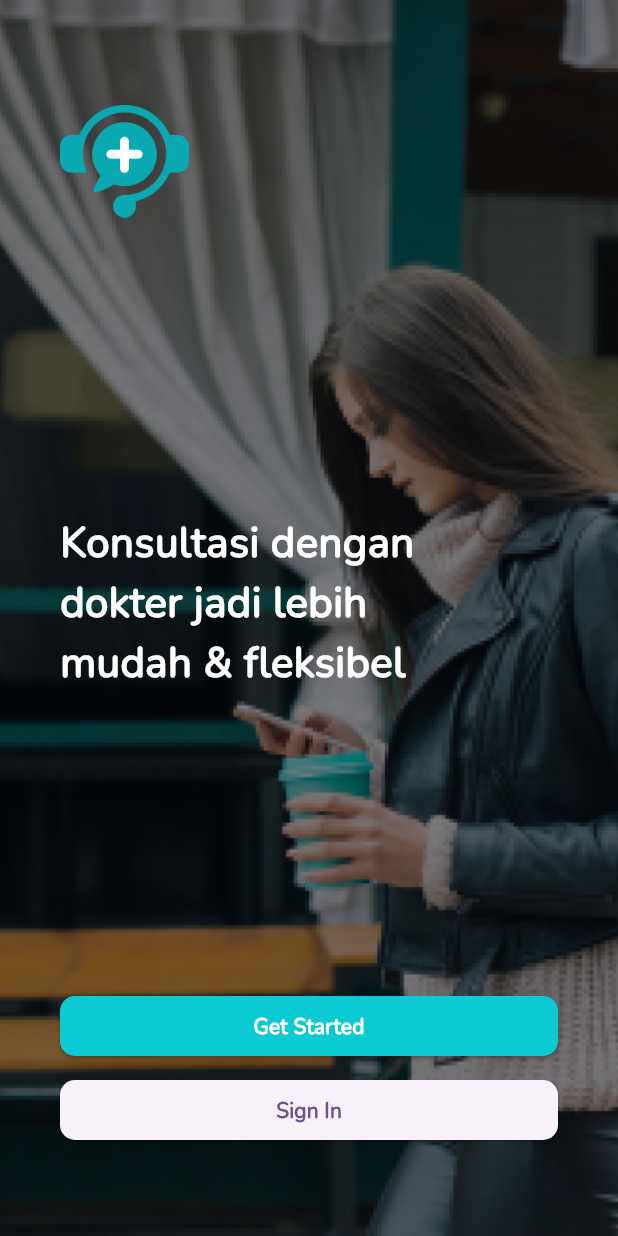
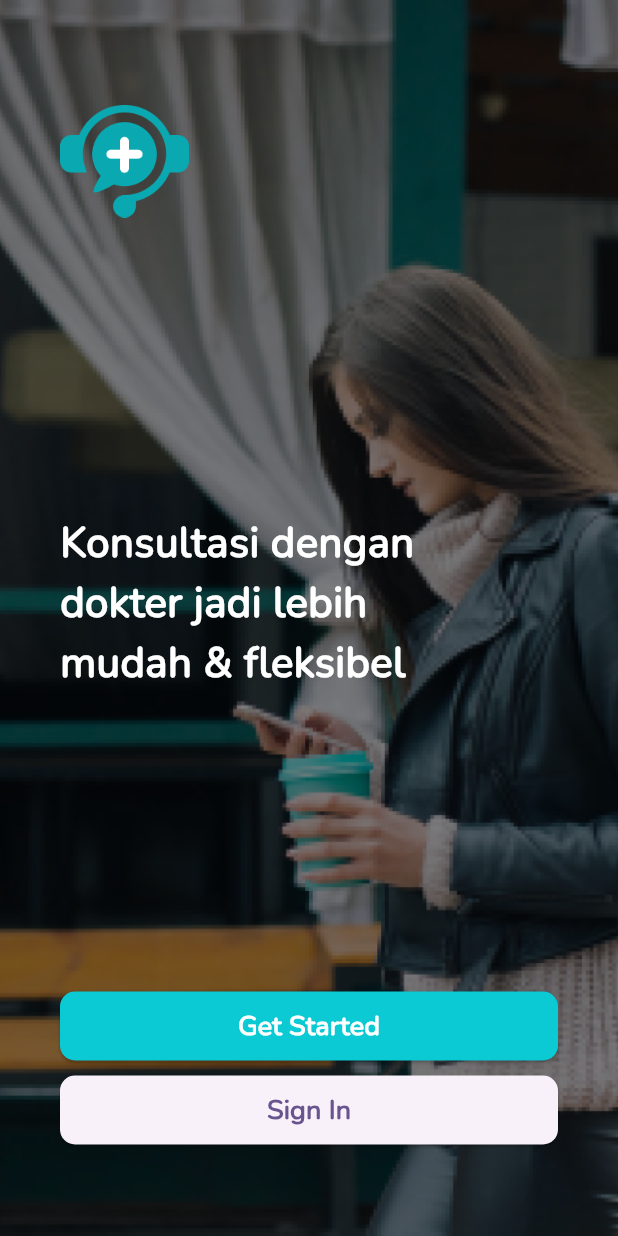
Before and after one commit to yayakyogi/my-doctor-app, a Flutter app: the screen it shows after launch, on a phone screen of 412 x 824 dp. Run offline on Flutter 3.47's test engine with Material 3 defaults, Android fonts, the phone set to English and light mode, and no system bars.

Commit message:
refactor button homescreen

```diff
--- a/lib/pages/home_screen.dart
+++ b/lib/pages/home_screen.dart
@@ -1,4 +1,8 @@
 import 'package:flutter/material.dart';
+import 'package:my_doctor/pages/login_screen.dart';
+import 'package:my_doctor/pages/register_screen.dart';
+import 'package:my_doctor/theme.dart';
+import 'package:my_doctor/widgets/button/button.dart';
 import 'package:my_doctor/widgets/logo_icon.dart';
 
 class HomeScreen extends StatelessWidget {
@@ -37,42 +41,38 @@ class HomeScreen extends StatelessWidget {
                 Column(
                   crossAxisAlignment: CrossAxisAlignment.start,
                   children: [
-                    SizedBox(
-                      width: double.infinity,
-                      child: ElevatedButton(
-                        onPressed: () {},
-                        style: ElevatedButton.styleFrom(
-                          backgroundColor: const Color(0xff0BCAD4),
-                          shape: RoundedRectangleBorder(
-                            borderRadius: BorderRadius.circular(10),
+                    ButtonWidget(
+                      label: "Get Started",
+                      onClick: () {
+                        Navigator.pushReplacement(
+                          context,
+                          MaterialPageRoute(
+                            builder: (context) => const RegisterScreen(),
                           ),
-                        ),
-                        child: const Text(
-                          'Get Started',
-                          style: TextStyle(
-                            color: Colors.white,
-                            fontWeight: FontWeight.w600,
-                          ),
-                        ),
-                      ),
+                        );
+                      },
                     ),
                     const SizedBox(height: 8),
                     SizedBox(
                       width: double.infinity,
                       child: ElevatedButton(
                         onPressed: () {
-                          Navigator.pushReplacementNamed(context, '/login');
+                          Navigator.pushReplacement(
+                            context,
+                            MaterialPageRoute(
+                              builder: (context) => const LoginScreen(),
+                            ),
+                          );
                         },
                         style: ElevatedButton.styleFrom(
+                          padding: const EdgeInsets.all(10),
                           shape: RoundedRectangleBorder(
                             borderRadius: BorderRadius.circular(10),
                           ),
                         ),
-                        child: const Text(
+                        child: Text(
                           'Sign In',
-                          style: TextStyle(
-                            fontWeight: FontWeight.w600,
-                          ),
+                          style: font_semibold.copyWith(fontSize: 18),
                         ),
                       ),
                     )
--- a/lib/widgets/button/button.dart
+++ b/lib/widgets/button/button.dart
@@ -37,10 +37,9 @@ class _ButtonWidgetState extends State<ButtonWidget> {
         ),
         child: Text(
           widget.label,
-          style: TextStyle(
+          style: font_semibold.copyWith(
             color: widget.isPrimary ? whiteColor : textSecondaryColor,
             fontSize: 18,
-            fontWeight: FontWeight.w600,
           ),
         ),
       ),
```
Also changed, not shown: lib/pages/register_screen.dart (+7 -1 lines).
